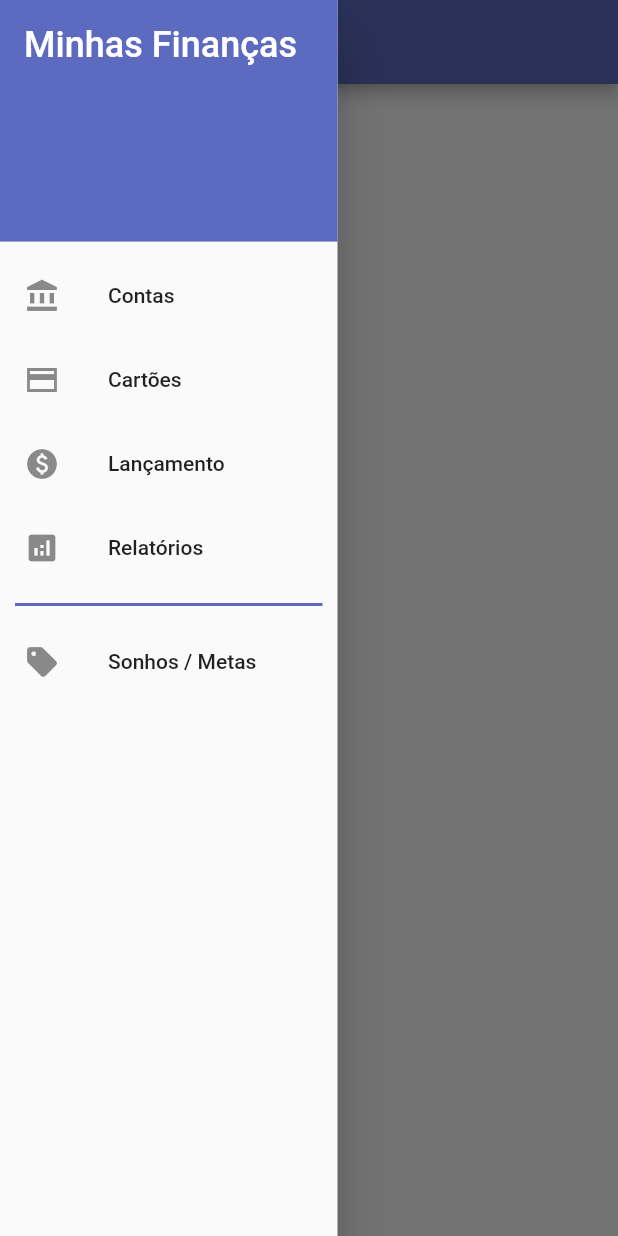
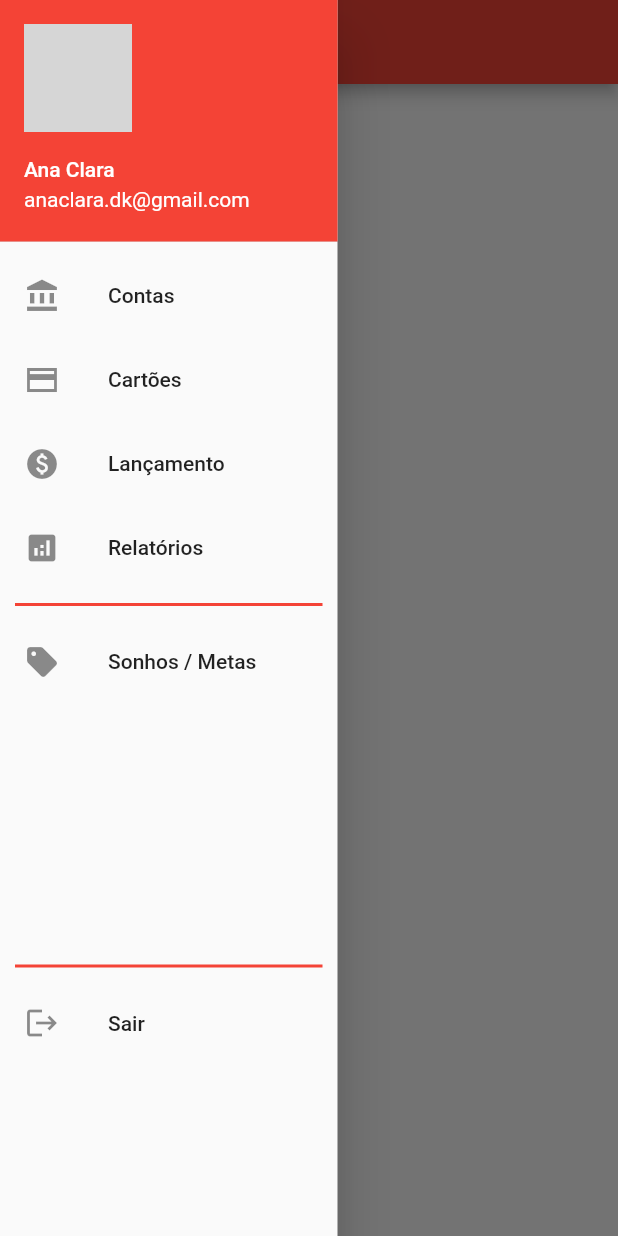
Before and after one commit to proz-tecnologia/PIT03GP04, a Flutter app: the screen it shows after launch, with the side drawer open, on a phone screen of 412 x 824 dp. Run offline on Flutter 3.47's test engine with Material 2 defaults, Android fonts, the phone set to English and light mode, and no system bars; our stand-ins replace sidebarx; network calls fail; grey boxes are pictures that could not be loaded.

Commit message:
Melhorando o visual do Drawer

```diff
--- a/lib/main.dart
+++ b/lib/main.dart
@@ -1,5 +1,7 @@
 import 'package:flutter/material.dart';
 import 'package:four_finance_app/view/sidebar.view.dart';
+
+import 'view/transaction.view.dart';
 
 void main() {
   runApp(const MyApp());
--- a/lib/view/sidebar.view.dart
+++ b/lib/view/sidebar.view.dart
@@ -1,4 +1,5 @@
 import 'package:flutter/material.dart';
+import 'package:four_finance_app/view/transaction.view.dart';
 
 class SideBarView extends StatefulWidget {
   const SideBarView({super.key});
@@ -13,55 +14,74 @@ class _SideBarViewState extends State<SideBarView> {
     return Scaffold(
       appBar: AppBar(
         title: const Text('Minhas finanças'),
-        backgroundColor: Colors.indigo.shade400,
+        backgroundColor: Colors.red,
       ),
       drawer: Drawer(
         width: 225,
         child: ListView(
           padding: EdgeInsets.zero,
-          children: const [
-            DrawerHeader(
-              // Para ajustar o texto no box
-              // padding: EdgeInsets.fromLTRB(20, 20, 20, 0),
-              // margin: EdgeInsets.only(bottom: 1),
-              decoration: BoxDecoration(
-                color: Color.fromARGB(255, 92, 107, 192),
-              ),
-              child: Text(
-                'Minhas Finanças',
-                style: TextStyle(
-                  color: Colors.white,
-                  fontSize: 24,
+          children: [
+            Column(
+              children: const [
+                UserAccountsDrawerHeader(
+                  decoration: BoxDecoration(
+                    color: Colors.red,
+                  ),
+                  accountName: Text("Ana Clara"),
+                  accountEmail: Text("anaclara.dk@gmail.com"),
+                  currentAccountPicture: CircleAvatar(
+                    radius: 30.0,
+                    backgroundImage: NetworkImage(
+                        'https://cdn.pixabay.com/photo/2015/03/03/08/55/portrait-657116_960_720.jpg'),
+                  ),
                 ),
-              ),
+              ],
             ),
-            ListTile(
+            const ListTile(
               leading: Icon(Icons.account_balance),
               title: Text('Contas'),
             ),
-            ListTile(
+            const ListTile(
               leading: Icon(Icons.credit_card_sharp),
               title: Text('Cartões'),
             ),
-            ListTile(
+            const ListTile(
               leading: Icon(Icons.paid),
               title: Text('Lançamento'),
             ),
-            ListTile(
+            const ListTile(
               leading: Icon(Icons.analytics),
               title: Text('Relatórios'),
             ),
-            Divider(
+            // Linha que divide as opções
+            const Divider(
               height: 20,
               thickness: 2,
               indent: 10,
               endIndent: 10,
-              color: Color.fromARGB(255, 92, 107, 192),
+              color: Colors.red,
             ),
-            ListTile(
+            const ListTile(
               leading: Icon(Icons.sell),
               title: Text('Sonhos / Metas'),
             ),
+            // Linha que divide as opções
+            const SizedBox(
+              // width: 50.0,
+              height: 165.0,
+            ),
+            const Divider(
+              height: 20,
+              thickness: 2,
+              indent: 10,
+              endIndent: 10,
+              color: Colors.red,
+            ),
+            const ListTile(
+              leading: Icon(Icons.logout),
+              title: Text("Sair"),
+              focusColor: Colors.red,
+            )
           ],
         ),
       ),
--- /dev/null
+++ b/lib/view/transaction.view.dart
@@ -0,0 +1,12 @@
+import 'package:flutter/material.dart';
+
+class TransactionView extends StatelessWidget {
+  const TransactionView({super.key});
+
+  @override
+  Widget build(BuildContext context) {
+    return const Center(
+      child: Text('Transaction'),
+    );
+  }
+}
```
